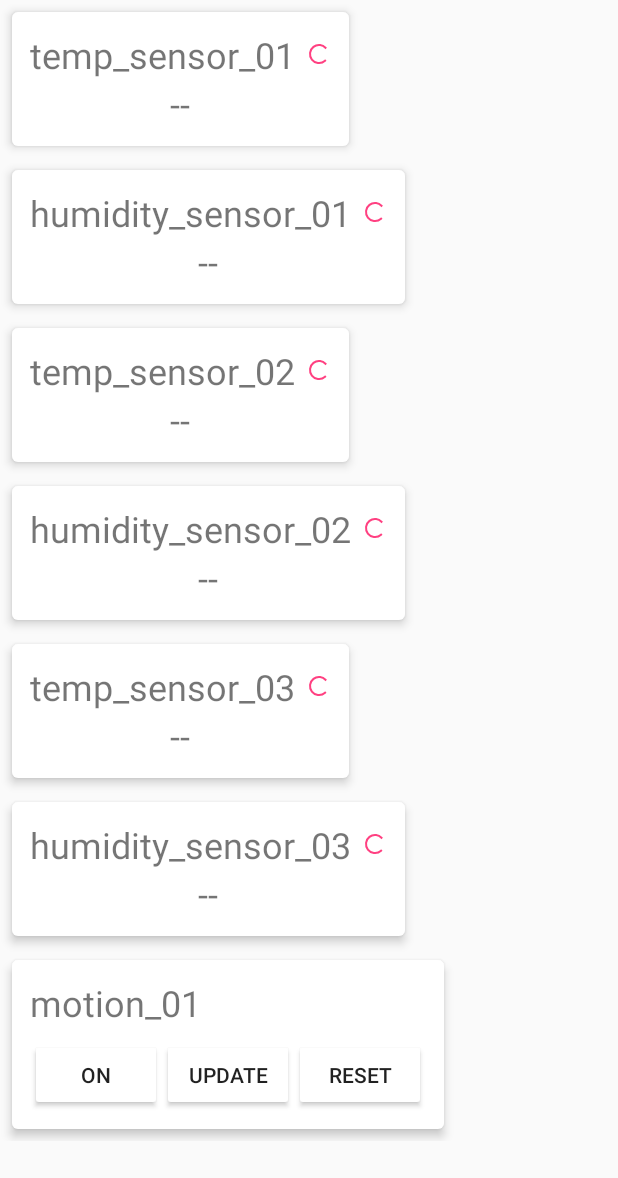
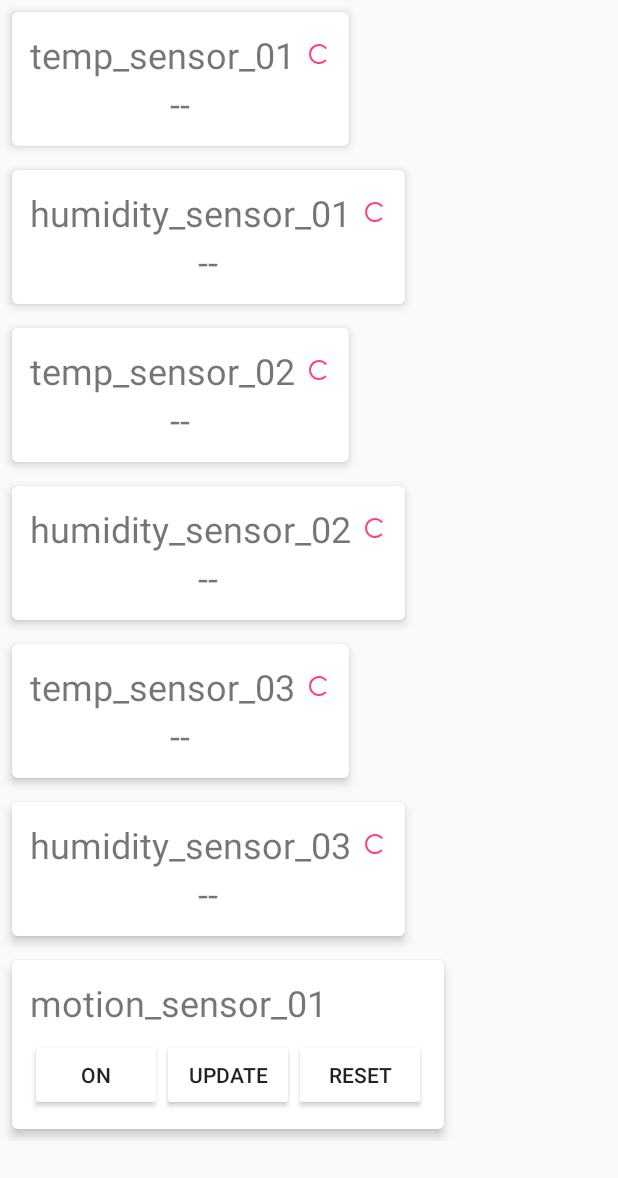
Before and after one commit to simmlemming/home2, an Android app: the screen it shows after launch (MainActivity), on a phone screen of 412 x 824 dp. Shown: the top 1178 px of the screen. Run offline under Robolectric (Android 15) with nearby library versions, the phone set to English and light mode, and no system bars; 11 statements that could not run were skipped.

Commit message:
Motion sensor has correct name.

```diff
--- a/app/src/main/java/org/home2/MainActivity.kt
+++ b/app/src/main/java/org/home2/MainActivity.kt
@@ -12,7 +12,7 @@ import android.support.v4.app.FragmentActivity
 import android.widget.TextView
 import org.home2.service.HomeService
 
-private const val MOTION_SENSOR_NAME = "motion_01"
+private const val MOTION_SENSOR_NAME = "motion_sensor_01"
 private const val TEMP_SENSOR_NAME_01 = "temp_sensor_01"
 private const val HUMIDITY_SENSOR_NAME_01 = "humidity_sensor_01"
 private const val TEMP_SENSOR_NAME_02 = "temp_sensor_02"
```
